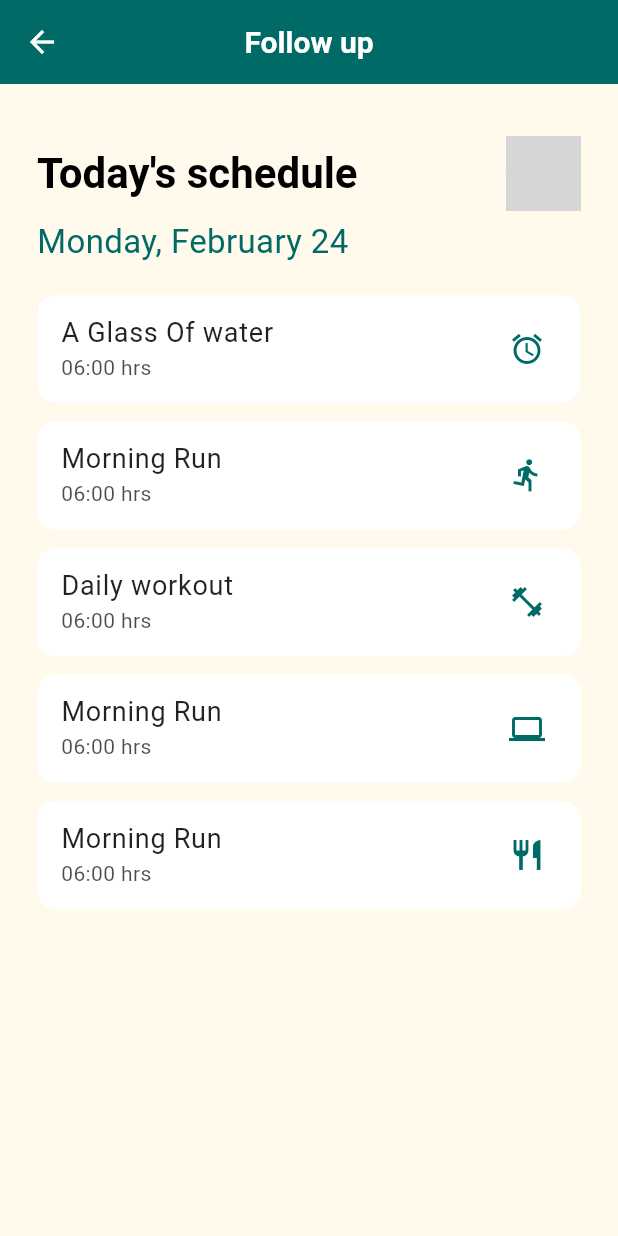
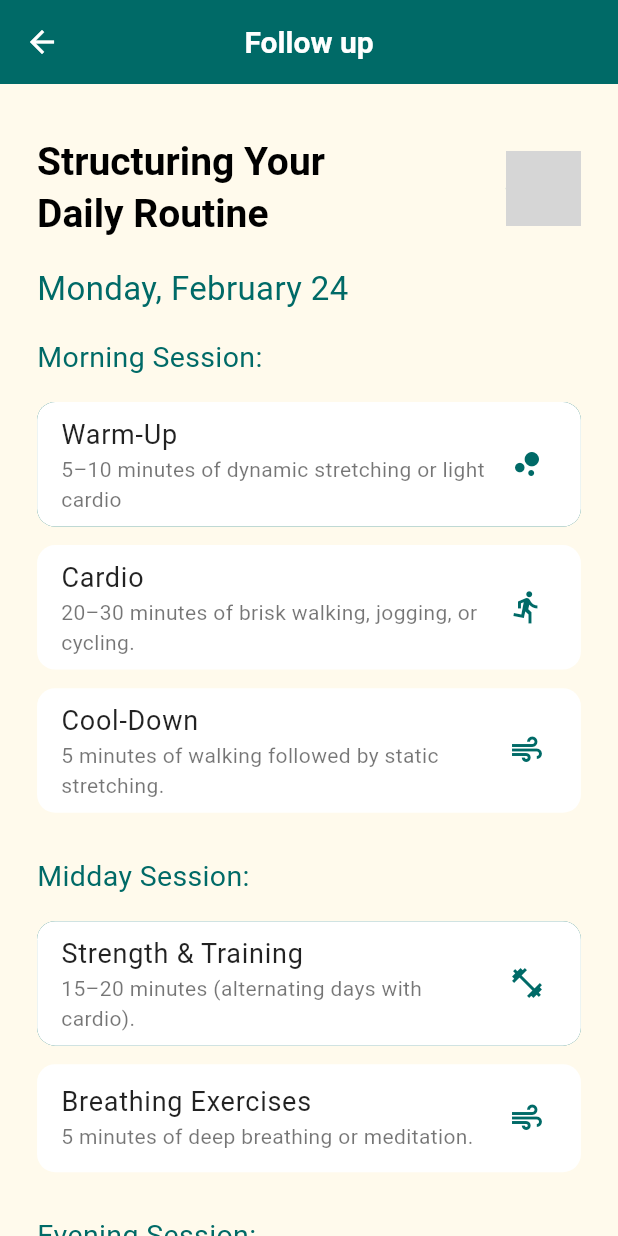
Before and after one commit to KartheekValigonda/Airbound, a Flutter app: the Dailytask screen opened directly, on a phone screen of 412 x 824 dp. Run offline on Flutter 3.47's test engine with Material 3 defaults, Android fonts, the phone set to English and light mode, and no system bars; our stand-ins replace cloud_firestore, firebase_auth, firebase_core, get, shared_preferences, velocity_x; missing offline and left inert: firebase_app_check; accounts and stored records are empty; network calls fail; grey boxes are pictures that could not be loaded.

Commit message:
Updated UI

```diff
--- a/lib/Home/workouts.dart
+++ b/lib/Home/workouts.dart
@@ -33,7 +33,7 @@ class Workouts extends StatelessWidget {
   final List<Exercise> strengthTraining = [
     Exercise(
       name: 'Push-Ups',
-      icon: Icons.sports_mma_rounded,
+      icon: Icons.fitness_center,
       instructions:
       'Reps/Sets: 2–3 sets of 10–15 reps\nBenefits: Builds upper body strength and improves endurance.',
     ),
--- a/lib/To-Dos/dailytask.dart
+++ b/lib/To-Dos/dailytask.dart
@@ -26,7 +26,8 @@ class _DailytaskState extends State<Dailytask> {
         title: const Text("Follow up"),
         centerTitle: true,
       ),
-      body: Padding(
+      body: SingleChildScrollView(
+        child: Padding(
           padding: EdgeInsets.symmetric(
               horizontal: screenWidth * 0.06, vertical: screenHeight * 0.02),
           child: Column(
@@ -38,8 +39,8 @@ class _DailytaskState extends State<Dailytask> {
                 mainAxisAlignment: MainAxisAlignment.spaceBetween,
                 children: [
                   Text(
-                  "Today's schedule",
-                  style: theme.textTheme.headlineSmall?.copyWith(fontSize: 28),
+                    "Structuring Your \nDaily Routine",
+                    style: theme.textTheme.headlineSmall?.copyWith(fontSize: 26),
                   ),
                   const CircleAvatar(
                     backgroundImage: NetworkImage("https://i.pravatar.cc/150"),
@@ -47,30 +48,64 @@ class _DailytaskState extends State<Dailytask> {
                   ),
                 ],
               ),
-            const SizedBox(height: 5),
+              SizedBox(height: screenHeight*0.02),
               Text(
                 getFormattedDate(), // Display real date
                 style: TextStyle(fontSize: 22, color: theme.colorScheme.primary),
               ),
-            const SizedBox(height: 20),
+              SizedBox(height: screenHeight*0.02),
               // Task List
-            Expanded(
-              child: ListView(
+              Text(
+                "Morning Session:", // Display real date
+                style: TextStyle(fontSize: 19, color: theme.colorScheme.primary),
+              ),
+              SizedBox(height: screenHeight*0.02),
+              ListView(
+                shrinkWrap: true,
+                physics: NeverScrollableScrollPhysics(),
                 children: [
-                  taskItem(true, "A Glass Of water", Icons.alarm,
-                      theme.colorScheme.primary, details: ["06:00 hrs"]),
-                  taskItem(false, "Morning Run", Icons.directions_run,
-                      theme.colorScheme.primary, details: ["06:00 hrs"]),
-                  taskItem(false, "Daily workout", Icons.fitness_center,
-                      theme.colorScheme.primary, details: ["06:00 hrs"]),
-                  taskItem(false, "Morning Run", Icons.laptop,
-                      theme.colorScheme.primary, details: ["06:00 hrs"]),
-                  taskItem(false, "Morning Run", Icons.restaurant,
-                      theme.colorScheme.primary, details: ["06:00 hrs"]),
+                  taskItem(true, "Warm-Up", Icons.bubble_chart_sharp,
+                      theme.colorScheme.primary, details: ["5–10 minutes of dynamic stretching or light cardio"]),
+                  taskItem(false, "Cardio", Icons.directions_run,
+                      theme.colorScheme.primary, details: ["20–30 minutes of brisk walking, jogging, or cycling."]),
+                  taskItem(false, "Cool-Down", Icons.air_outlined,
+                      theme.colorScheme.primary, details: ["5 minutes of walking followed by static stretching."]),
                 ],
               ),
+              SizedBox(height: screenHeight*0.02),
+              Text(
+                "Midday Session:", // Display real date
+                style: TextStyle(fontSize: 19, color: theme.colorScheme.primary),
+              ),
+              SizedBox(height: screenHeight*0.02),
+              ListView(
+                shrinkWrap: true,
+                physics: NeverScrollableScrollPhysics(),
+                children: [
+                  taskItem(true, "Strength & Training", Icons.fitness_center,
+                      theme.colorScheme.primary, details: ["15–20 minutes (alternating days with cardio)."]),
+                  taskItem(false, "Breathing Exercises", Icons.air_sharp,
+                      theme.colorScheme.primary, details: ["5 minutes of deep breathing or meditation."]),
+                ],
+              ),
+              SizedBox(height: screenHeight*0.02),
+              Text(
+                "Evening Session:", // Display real date
+                style: TextStyle(fontSize: 19, color: theme.colorScheme.primary),
+              ),
+              SizedBox(height: screenHeight*0.02),
+              ListView(
+                shrinkWrap: true,
+                physics: NeverScrollableScrollPhysics(),
+                children: [
+                  taskItem(true, "Yoga", Icons.sports_gymnastics,
+                      theme.colorScheme.primary, details: ["20–30 minutes (a calming yoga session or a leisurely walk outdoors)."]),
+                  taskItem(false, "Cardio", Icons.directions_run,
+                      theme.colorScheme.primary, details: ["5 minutes of stretching to relax your muscles."]),
+                ],
               ),
             ],
+          ),
         ),
       ),
     );
@@ -107,12 +142,12 @@ class _DailytaskState extends State<Dailytask> {
             detail,
             style: theme.textTheme.bodyMedium?.copyWith(
                 color: theme.textTheme.bodyMedium?.color
-                    ?.withOpacity(0.7)),
+                    ?.withValues()),
           ))
               .toList(),
         )
             : null,
-        tileColor: isChecked ? iconColor.withOpacity(0.2) : null,
+        tileColor: isChecked ? iconColor.withValues() : null,
         shape: RoundedRectangleBorder(borderRadius: BorderRadius.circular(12)),
         trailing: Icon(icon, color: iconColor),
       ),
```
Lines whose indentation alone changed are shown as unchanged.
